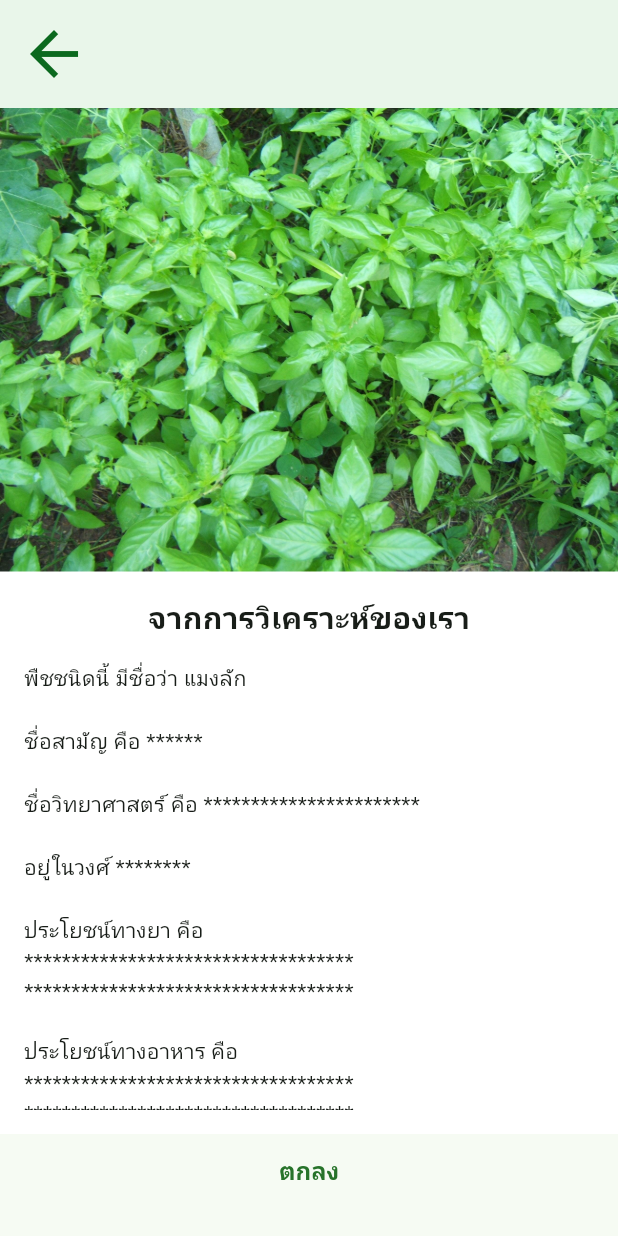
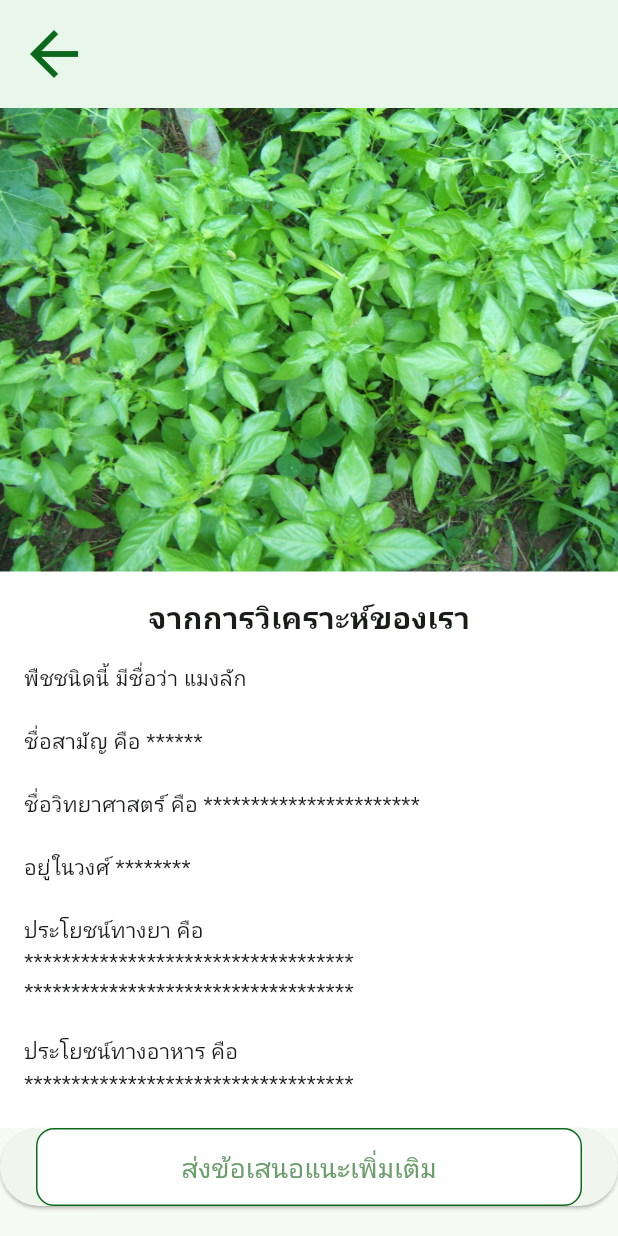
Before and after one commit to Dark7cakeforest/mobile_application_leafy, a Flutter app: the AnalysisResultPage screen opened directly, on a phone screen of 412 x 824 dp. Run offline on Flutter 3.47's test engine with Material 3 defaults, Android fonts, the light colour scheme and no system bars.

Commit message:
edit+addbutton01

```diff
--- a/lib/analysisresult.dart
+++ b/lib/analysisresult.dart
@@ -1,5 +1,4 @@
 import 'package:flutter/material.dart';
-import 'result.dart';
 
 class AnalysisResultPage extends StatelessWidget {
   const AnalysisResultPage({super.key});
@@ -76,23 +75,24 @@ class AnalysisResultPage extends StatelessWidget {
             padding: const EdgeInsets.only(bottom: 20.0),
             child: ElevatedButton(
               onPressed: () {
-                Navigator.push(
-                  context,
-                  MaterialPageRoute(builder: (context) => const ResultPage()),
-                );
+                // TODO: เพิ่ม logic เลือกไฟล์
               },
-              style: ElevatedButton.styleFrom(
-                backgroundColor: Colors.transparent,
-                shadowColor: Colors.transparent,
+              child: Container(
                 padding:
-                    const EdgeInsets.symmetric(horizontal: 40, vertical: 12),
-              ),
-              child: const Text(
-                'ตกลง',
-                style: TextStyle(
-                  fontSize: 16,
-                  color: Color.fromARGB(255, 39, 115, 42),
-                  fontWeight: FontWeight.bold,
+                    const EdgeInsets.symmetric(vertical: 12, horizontal: 32),
+                decoration: BoxDecoration(
+                  color: Colors.white,
+                  borderRadius: BorderRadius.circular(12),
+                  border: Border.all(color: Color.fromARGB(255, 11, 105, 30)),
+                ),
+                child: Center(
+                  child: Text(
+                    'ส่งข้อเสนอแนะเพิ่มเติม',
+                    style: TextStyle(
+                      fontSize: 18,
+                      color: Color.fromARGB(255, 107, 159, 108),
+                    ),
+                  ),
                 ),
               ),
             ),
--- a/lib/library.dart
+++ b/lib/library.dart
@@ -1,5 +1,5 @@
 import 'package:flutter/material.dart';
-import 'rating.dart'; // <- หน้าที่คุณให้ผมสร้างไว้ก่อนหน้า
+import 'analysisresult.dart'; // <- หน้าที่คุณให้ผมสร้างไว้ก่อนหน้า
 
 class PlantLibraryPage extends StatelessWidget {
   const PlantLibraryPage({super.key});
@@ -42,7 +42,8 @@ class PlantLibraryPage extends StatelessWidget {
                 onTap: () {
                   Navigator.push(
                     context,
-                    MaterialPageRoute(builder: (context) => const RatingPage()),
+                    MaterialPageRoute(
+                        builder: (context) => const AnalysisResultPage()),
                   );
                 },
                 child: Column(
--- a/lib/main.dart
+++ b/lib/main.dart
@@ -1,5 +1,5 @@
 import 'package:flutter/material.dart';
-import 'analysisresult.dart';
+import 'result.dart';
 import 'library.dart';
 
 void main() {
@@ -102,7 +102,7 @@ class _MyHomePageState extends State<MyHomePage> {
                       Navigator.push(
                         context,
                         MaterialPageRoute(
-                            builder: (context) => const AnalysisResultPage()),
+                            builder: (context) => const ResultPage()),
                       );
                     },
                     child: Container(
--- a/lib/rating.dart
+++ b/lib/rating.dart
@@ -1,4 +1,5 @@
 import 'package:flutter/material.dart';
+import 'analysisresult.dart';
 
 class RatingPage extends StatefulWidget {
   const RatingPage({super.key});
@@ -118,6 +119,11 @@ class _RatingPageState extends State<RatingPage> {
                 ElevatedButton(
                   onPressed: () {
                     // ไปหน้ารายละเอียดเพิ่มเติม
+                    Navigator.push(
+                      context,
+                      MaterialPageRoute(
+                          builder: (context) => const AnalysisResultPage()),
+                    );
                   },
                   style: ElevatedButton.styleFrom(
                     backgroundColor: Colors.transparent,
--- a/lib/result.dart
+++ b/lib/result.dart
@@ -1,6 +1,7 @@
 import 'package:flutter/material.dart';
 import 'thankyou.dart';
 import 'rating.dart';
+import 'analysisresult.dart';
 
 class ResultPage extends StatelessWidget {
   const ResultPage({super.key});
@@ -98,6 +99,11 @@ class ResultPage extends StatelessWidget {
                 ElevatedButton(
                   onPressed: () {
                     // ไปหน้ารายละเอียดเพิ่มเติม
+                    Navigator.push(
+                      context,
+                      MaterialPageRoute(
+                          builder: (context) => const AnalysisResultPage()),
+                    );
                   },
                   style: ElevatedButton.styleFrom(
                     backgroundColor: Colors.transparent,
--- a/lib/thankyou.dart
+++ b/lib/thankyou.dart
@@ -1,4 +1,5 @@
 import 'package:flutter/material.dart';
+import 'analysisresult.dart';
 
 class ThankYouPage extends StatelessWidget {
   const ThankYouPage({super.key});
@@ -120,6 +121,11 @@ class ThankYouPage extends StatelessWidget {
                 ElevatedButton(
                   onPressed: () {
                     // ไปหน้ารายละเอียดเพิ่มเติม
+                    Navigator.push(
+                      context,
+                      MaterialPageRoute(
+                          builder: (context) => const AnalysisResultPage()),
+                    );
                   },
                   style: ElevatedButton.styleFrom(
                     backgroundColor: Colors.transparent,
```
